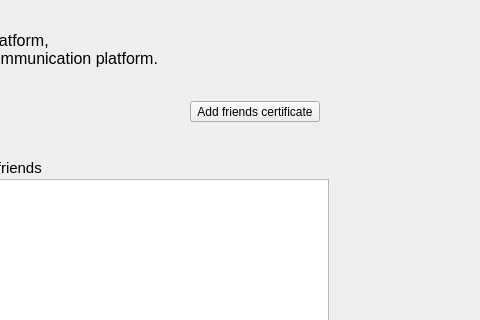
First picture: the form in retroshare-gui/src/gui/HomePage.ui, repository RetroShare/RetroShare, before the edit; both pictures show x 833 to 1313 and y 0 to 320 of the 1558 by 699 pixel window.
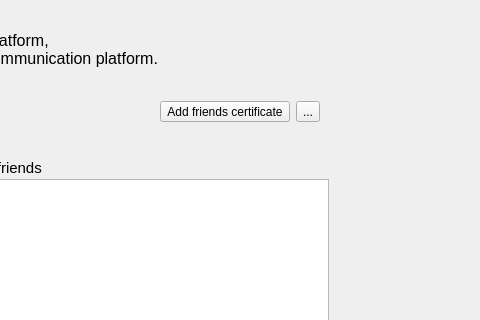
Second picture: the form after the edit. Icons and pictures are not drawn.

Commit message: added welcome message to show on first start in HomePage

Patch:
```diff
--- a/retroshare-gui/src/gui/HomePage.ui
+++ b/retroshare-gui/src/gui/HomePage.ui
@@ -95,6 +95,20 @@
         </property>
        </widget>
       </item>
+      <item>
+       <widget class="QToolButton" name="helpButton">
+        <property name="text">
+         <string>...</string>
+        </property>
+        <property name="icon">
+         <iconset resource="icons.qrc">
+          <normaloff>:/icons/help_64.png</normaloff>:/icons/help_64.png</iconset>
+        </property>
+        <property name="checkable">
+         <bool>true</bool>
+        </property>
+       </widget>
+      </item>
      </layout>
     </widget>
    </item>
```
Left out of the diff: 75 changed lines with no effect on the pictures. The commit also changes 4 other files.
